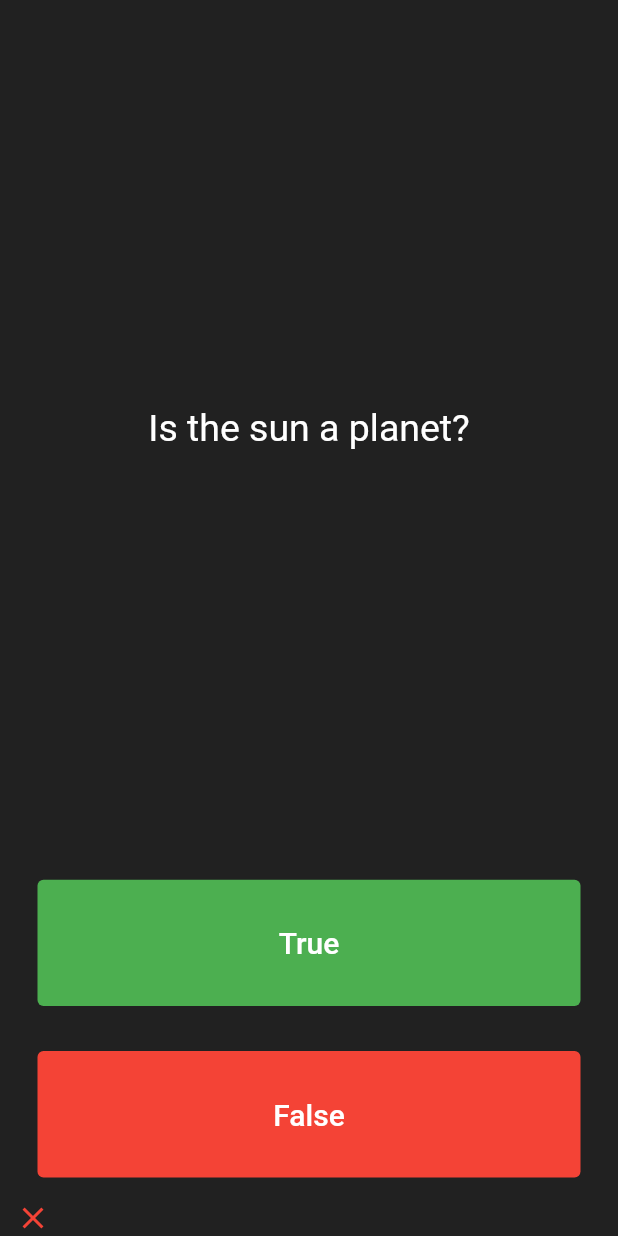
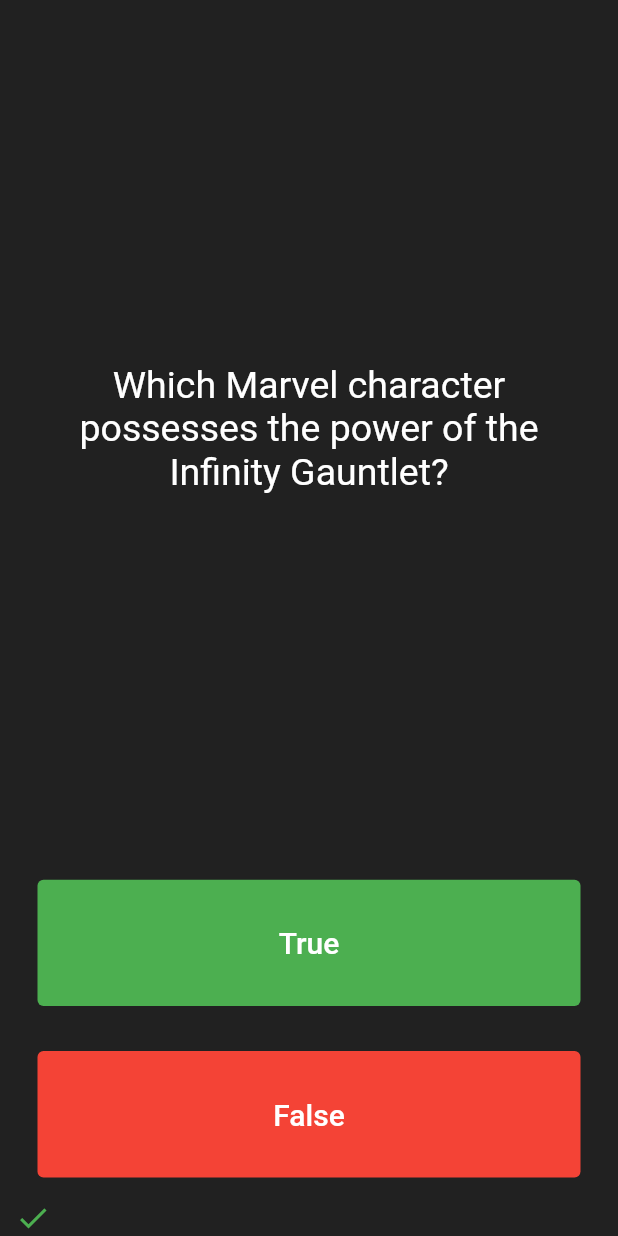
Before and after one commit to Aravindraj2k04/quizzler, a Flutter app: the screen it shows after launch, after a tap on "True", on a phone screen of 412 x 824 dp. Run offline on Flutter 3.47's test engine with Material 2 defaults, Android fonts, the phone set to English and light mode, and no system bars.

Commit message:
questions added

```diff
--- a/lib/main.dart
+++ b/lib/main.dart
@@ -34,26 +34,22 @@ class QuestionBrain {
   int _questionNumber = 0;
 
   List<Question> _questionBank = [
-    Question(q: 'Is the Earth flat?', a: false),
-    Question(q: 'Is the sun a planet?', a: false),
-    Question(q: 'Is water a solid?', a: false),
-    Question(q: 'Is the capital of France London?', a: false),
-    Question(q: 'Can you divide by zero?', a: false),
-    Question(q: 'Is Walter White the main character in Breaking Bad?', a: true),
-    Question(q: 'Is Heisenberg a drug lord in Breaking Bad?', a: true),
-    Question(q: 'Is Jesse Pinkman a chemist in Breaking Bad?', a: false),
-    Question(q: 'Is Los Pollos Hermanos a fast-food chain in Breaking Bad?', a: true),
-    Question(q: 'Is Gustavo Fring a major antagonist in Breaking Bad?', a: true),
-    Question(q: 'Is Skyler White Walter White\'s wife in Breaking Bad?', a: true),
-    Question(q: 'Is Breaking Bad set in Albuquerque, New Mexico?', a: true),
-    Question(q: 'Is Marvel Comics the publisher of Spider-Man comics?', a: true),
-    Question(q: 'Is Tony Stark also known as Iron Man in Marvel Comics?', a: true),
-    Question(q: 'Is Gotham City the home of Batman in DC Comics?', a: true),
-    Question(q: 'Is Wonder Woman a member of the Justice League in DC Comics?', a: true),
-    Question(q: 'Is Bruce Wayne\'s secret identity Batman in DC Comics?', a: true),
-    Question(q: 'Is Thor a Norse god and a superhero in Marvel Comics?', a: true),
-    Question(q: 'Is the Hulk a member of the Avengers in Marvel Comics?', a: true),
-    Question(q: 'Is Black Widow a Russian spy and Avenger in Marvel Comics?', a: true),
+   Question(q: 'In Breaking Bad, what is the street name of Walter White\'s blue meth?', a: true),
+    Question(q: 'Which Marvel character possesses the power of the Infinity Gauntlet?', a: true),
+    Question(q: 'In DC Comics, who is the alter ego of the superhero known as the Green Lantern?', a: true),
+    Question(q: 'What is the alias used by the drug lord in Breaking Bad who is known for his meticulousness?', a: true),
+    Question(q: 'In the Marvel Universe, what metal is Wolverine\'s adamantium skeleton coated with?', a: true),
+    Question(q: 'Who is the primary antagonist in Breaking Bad, known for his bell and wheelchair?', a: true),
+    Question(q: 'In DC Comics, which city is the home of the superhero The Flash?', a: true),
+    Question(q: 'What is the real name of the superhero Thor in the Marvel Universe?', a: true),
+    Question(q: 'In Breaking Bad, what is the name of the lawyer who helps the main characters with their legal troubles?', a: true),
+    Question(q: 'In Marvel Comics, who is the arch-enemy of Spider-Man, known for wearing a mechanical suit?', a: true),
+    Question(q: 'Which DC Comics villain is often depicted as Batman\'s greatest enemy, known for his purple suit and green hair?', a: true),
+    Question(q: 'In Breaking Bad, what is the significance of the pink teddy bear?', a: true),
+    Question(q: 'In the Marvel Cinematic Universe, which character wields the power of the Time Stone?', a: true),
+    Question(q: 'Which DC superhero is known for using arrows with various trick arrowheads?', a: true),
+    Question(q: 'What is the alias of the scientist who becomes the supervillain known as Doctor Octopus in Spider-Man comics?', a: true),
+
   ];
 
   void nextQuestion() {
```
